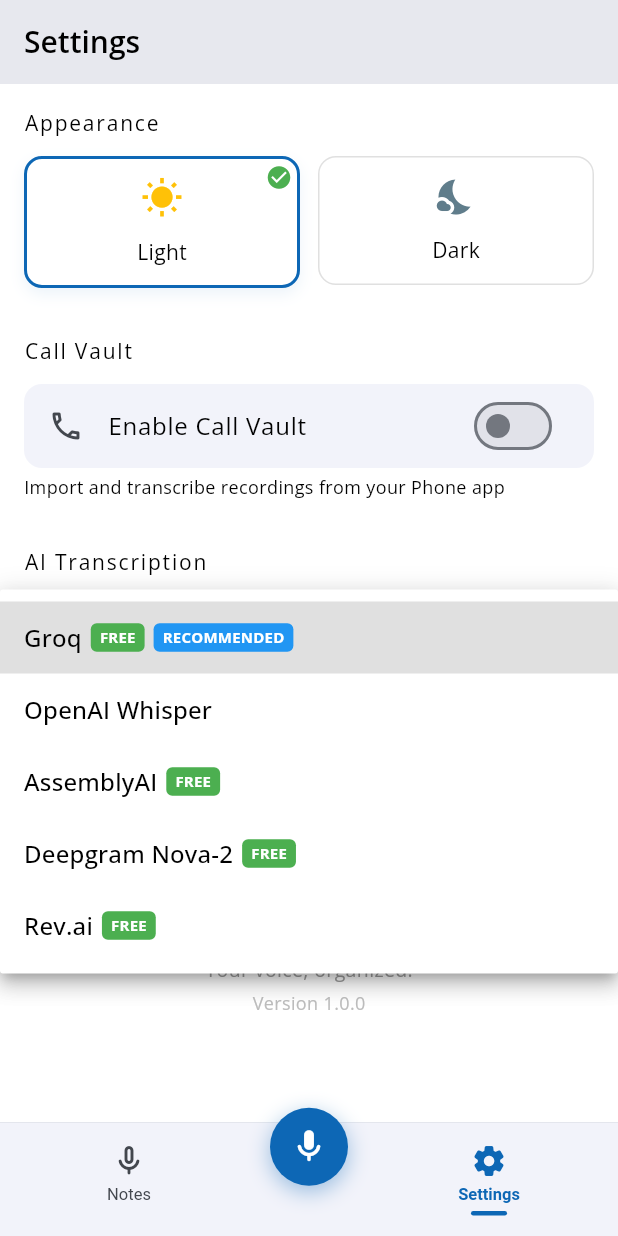
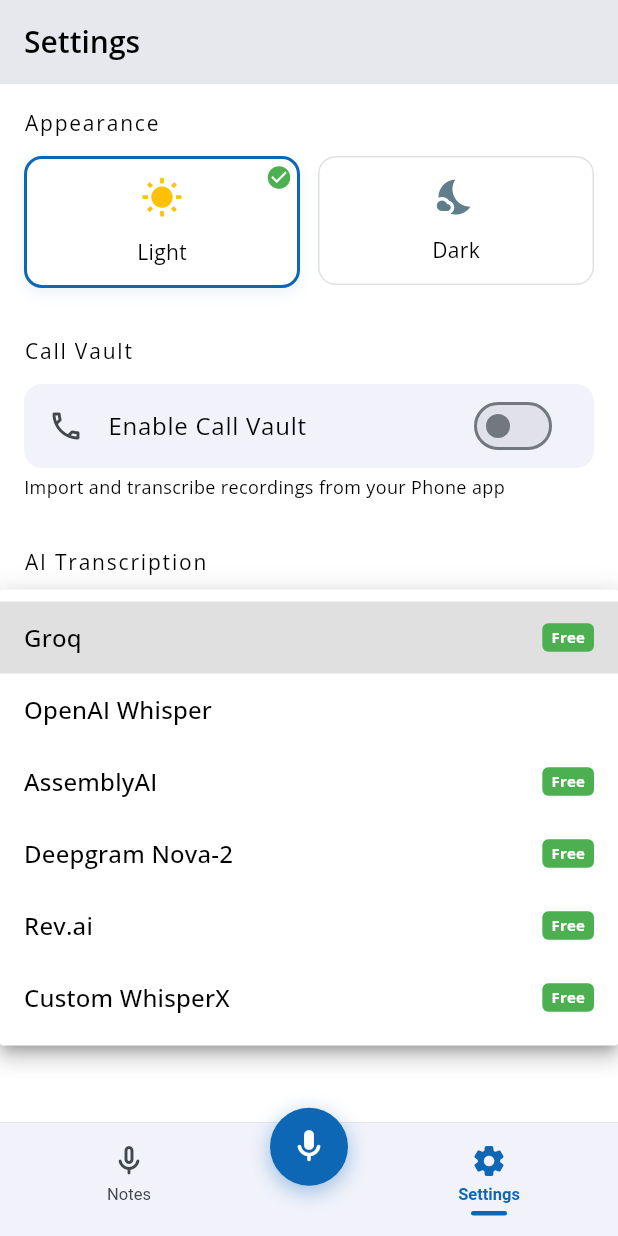
Before and after one commit to x0911/voiceon-flutter, a Flutter app: the SettingsScreen screen opened by its route, after a tap on "Provider", on a phone screen of 412 x 824 dp. Run offline on Flutter 3.47's test engine with Material 3 defaults, Android fonts, the phone set to English and light mode, and no system bars; our stand-ins replace drift, flex_color_scheme, flutter_riverpod, go_router, google_fonts, permission_handler and 1 more; missing offline and left inert: audio_waveforms, flutter_sound; accounts and stored records are empty; generated files the repository leaves out were written again.

Commit message:
wip: add-whisperx-as-optional-ai

```diff
--- a/lib/core/repositories/settings_repository.dart
+++ b/lib/core/repositories/settings_repository.dart
@@ -36,6 +36,15 @@
     final apiKey = await getApiKey(provider);
     return (provider: provider, apiKey: apiKey);
   }
+
+  // WhisperX custom base endpoint (e.g. https://abc123.ngrok-free.app)
+  Future<String> getWhisperXEndpoint() async {
+    return _prefs.getString('whisperx_endpoint') ?? '';
+  }
+
+  Future<void> setWhisperXEndpoint(String endpoint) async {
+    await _prefs.setString('whisperx_endpoint', endpoint.trim().replaceAll(RegExp(r'/+$'), ''));
+  }
 }
 
 final settingsRepositoryProvider = FutureProvider<SettingsRepository>((
--- a/lib/core/transcription/transcription_provider_config.dart
+++ b/lib/core/transcription/transcription_provider_config.dart
@@ -6,7 +6,7 @@
     apiKeyHint: 'gsk_...',
     apiKeyUrl: 'https://console.groq.com/keys',
     hasFreeier: true,
-    isRecommended: true,
+    isRecommended: false,
     description: 'Fast & free. Uses Whisper large-v3 model.',
   ),
   openai(
@@ -48,6 +48,16 @@
     hasFreeier: true,
     isRecommended: false,
     description: '5 free hours trial.',
+  ),
+  whisperx(
+    id: 'whisperx',
+    displayName: 'Custom WhisperX',
+    apiKeyLabel: 'API Key',
+    apiKeyHint: 'The key you set in your WhisperX server',
+    apiKeyUrl: 'https://github.com/m-bain/whisperx',
+    hasFreeier: true,
+    isRecommended: false,
+    description: 'Your own WhisperX server with speaker diarization.',
   );
 
   const AiProvider({
--- a/lib/features/settings/settings_screen.dart
+++ b/lib/features/settings/settings_screen.dart
@@ -26,8 +26,10 @@
 
   // ── AI Transcription state ───────────────────────────────────────────────
   late TextEditingController _apiKeyController;
+  late TextEditingController _endpointController;
   AiProvider? _selectedProvider;
   bool _showApiKey = false;
+  bool _showBaseEndpoint = false;
   bool _isTesting = false;
   String? _testResult;
   bool _testSuccess = false;
@@ -36,6 +38,7 @@
   void initState() {
     super.initState();
     _apiKeyController = TextEditingController();
+    _endpointController = TextEditingController();
     _loadSettings();
     _loadCallVaultEnabled();
   }
@@ -144,10 +147,14 @@
     final apiKey = provider != null
         ? await settingsRepo.getApiKey(provider)
         : '';
+    final endpoint = await settingsRepo.getWhisperXEndpoint();
     if (mounted) {
       setState(() {
         _selectedProvider = provider;
         _apiKeyController.text = apiKey;
+        _endpointController.text = provider == AiProvider.whisperx
+            ? endpoint
+            : '';
       });
     }
   }
@@ -156,10 +163,14 @@
     final settingsRepo = await ref.read(settingsRepositoryProvider.future);
     await settingsRepo.setSelectedProvider(provider);
     final apiKey = await settingsRepo.getApiKey(provider);
+    final savedEndpoint = provider == AiProvider.whisperx
+        ? await settingsRepo.getWhisperXEndpoint()
+        : '';
     if (mounted) {
       setState(() {
         _selectedProvider = provider;
         _apiKeyController.text = apiKey;
+        _endpointController.text = savedEndpoint;
         _testResult = null;
         _testSuccess = false;
       });
@@ -170,6 +181,18 @@
     if (_selectedProvider == null) return;
     final settingsRepo = await ref.read(settingsRepositoryProvider.future);
     await settingsRepo.setApiKey(_selectedProvider!, key);
+    if (mounted) {
+      setState(() {
+        _testResult = null;
+        _testSuccess = false;
+      });
+    }
+  }
+
+  Future<void> _saveEndpoint(String endpoint) async {
+    if (_selectedProvider == null) return;
+    final settingsRepo = await ref.read(settingsRepositoryProvider.future);
+    await settingsRepo.setWhisperXEndpoint(endpoint);
     if (mounted) {
       setState(() {
         _testResult = null;
@@ -284,9 +307,19 @@
     });
   }
 
+  void _clearEndpoint() {
+    _endpointController.clear();
+    _saveEndpoint('');
+    setState(() {
+      _testResult = null;
+      _testSuccess = false;
+    });
+  }
+
   @override
   void dispose() {
     _apiKeyController.dispose();
+    _endpointController.dispose();
     super.dispose();
   }
 
@@ -568,7 +601,7 @@
                 return DropdownMenuItem(
                   value: provider,
                   child: Row(
-                    mainAxisSize: MainAxisSize.min,
+                    mainAxisAlignment: MainAxisAlignment.spaceBetween,
                     children: [
                       Flexible(
                         child: Text(
@@ -576,6 +609,31 @@
                           overflow: TextOverflow.ellipsis,
                         ),
                       ),
+                      if (provider.hasFreeier || provider.isRecommended) ...[
+                        Row(
+                          mainAxisSize: MainAxisSize.min,
+                          children: [
+                            if (provider.isRecommended) ...[
+                              const SizedBox(width: 6),
+                              Container(
+                                padding: const EdgeInsets.symmetric(
+                                  horizontal: 6,
+                                  vertical: 2,
+                                ),
+                                decoration: BoxDecoration(
+                                  color: Colors.blue,
+                                  borderRadius: BorderRadius.circular(4),
+                                ),
+                                child: const Text(
+                                  'Recommended',
+                                  style: TextStyle(
+                                    fontSize: 10,
+                                    color: Colors.white,
+                                    fontWeight: FontWeight.bold,
+                                  ),
+                                ),
+                              ),
+                            ],
                             if (provider.hasFreeier) ...[
                               const SizedBox(width: 6),
                               Container(
@@ -588,7 +646,7 @@
                                   borderRadius: BorderRadius.circular(4),
                                 ),
                                 child: const Text(
-                            'FREE',
+                                  'Free',
                                   style: TextStyle(
                                     fontSize: 10,
                                     color: Colors.white,
@@ -597,25 +655,7 @@
                                 ),
                               ),
                             ],
-                      if (provider.isRecommended) ...[
-                        const SizedBox(width: 6),
-                        Container(
-                          padding: const EdgeInsets.symmetric(
-                            horizontal: 6,
-                            vertical: 2,
-                          ),
-                          decoration: BoxDecoration(
-                            color: Colors.blue,
-                            borderRadius: BorderRadius.circular(4),
-                          ),
-                          child: const Text(
-                            'RECOMMENDED',
-                            style: TextStyle(
-                              fontSize: 10,
-                              color: Colors.white,
-                              fontWeight: FontWeight.bold,
-                            ),
-                          ),
+                          ],
                         ),
                       ],
                     ],
@@ -634,6 +674,63 @@
                 style: TextStyle(fontSize: 12, color: Colors.grey.shade600),
               ),
               const SizedBox(height: 16),
+            ],
+
+            // Show Base Endpoint field ONLY for WhisperX
+            if (_selectedProvider == AiProvider.whisperx) ...[
+              TextFormField(
+                controller: _endpointController,
+                obscureText: !_showBaseEndpoint,
+                keyboardType: TextInputType.url,
+                autocorrect: false,
+                decoration: InputDecoration(
+                  labelText: 'Base Endpoint',
+                  hintText: 'https://abc123.ngrok-free.app',
+                  helperText: 'Your ngrok HTTPS URL (no trailing slash)',
+                  border: OutlineInputBorder(
+                    borderRadius: BorderRadius.circular(8),
+                  ),
+                  suffixIconConstraints: const BoxConstraints(
+                    minWidth: 0,
+                    minHeight: 0,
+                  ),
+                  suffixIcon: Padding(
+                    padding: const EdgeInsets.only(right: 4),
+                    child: Row(
+                      mainAxisSize: MainAxisSize.min,
+                      children: [
+                        IconButton(
+                          icon: Icon(
+                            _showBaseEndpoint
+                                ? Icons.visibility_off
+                                : Icons.visibility,
+                            size: 20,
+                          ),
+                          onPressed: () => setState(
+                            () => _showBaseEndpoint = !_showBaseEndpoint,
+                          ),
+                        ),
+                        if (_endpointController.text.isNotEmpty)
+                          IconButton(
+                            icon: const Icon(Icons.clear, size: 20),
+                            onPressed: _clearEndpoint,
+                          ),
+                      ],
+                    ),
+                  ),
+                ),
+                onChanged: (value) async {
+                  final settingsRepo = await ref.read(
+                    settingsRepositoryProvider.future,
+                  );
+                  await settingsRepo.setWhisperXEndpoint(value);
+                  setState(() {
+                    _testResult = null;
+                    _testSuccess = false;
+                  });
+                },
+              ),
+              const SizedBox(height: 12),
             ],
 
             if (_selectedProvider != null) ...[
```
Also changed, not shown: lib/core/services/call_transcription_service.dart (+113 -1 lines), lib/core/services/transcription_service.dart (+29 -1 lines), lib/core/transcription/providers/whisperx_transcription.dart (added, +63 -0 lines), lib/features/recording/recording_screen.dart (+10 -0 lines). Lines whose indentation alone changed are shown as unchanged.
